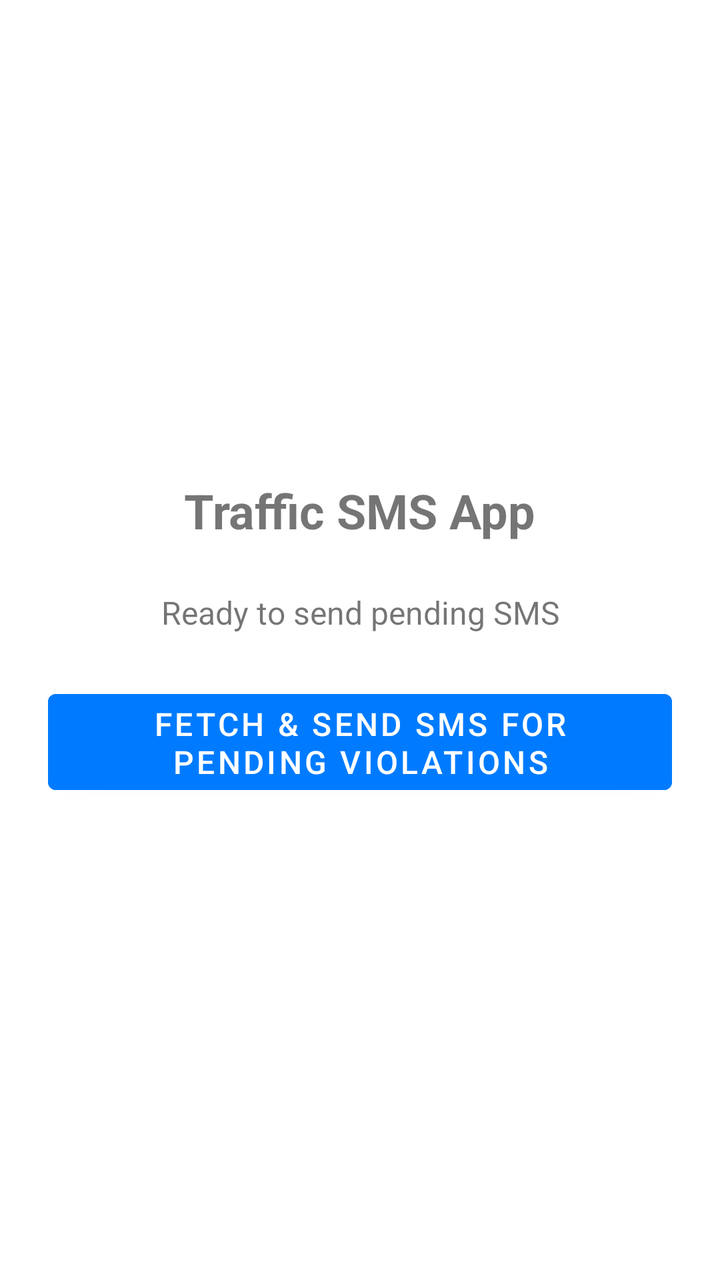
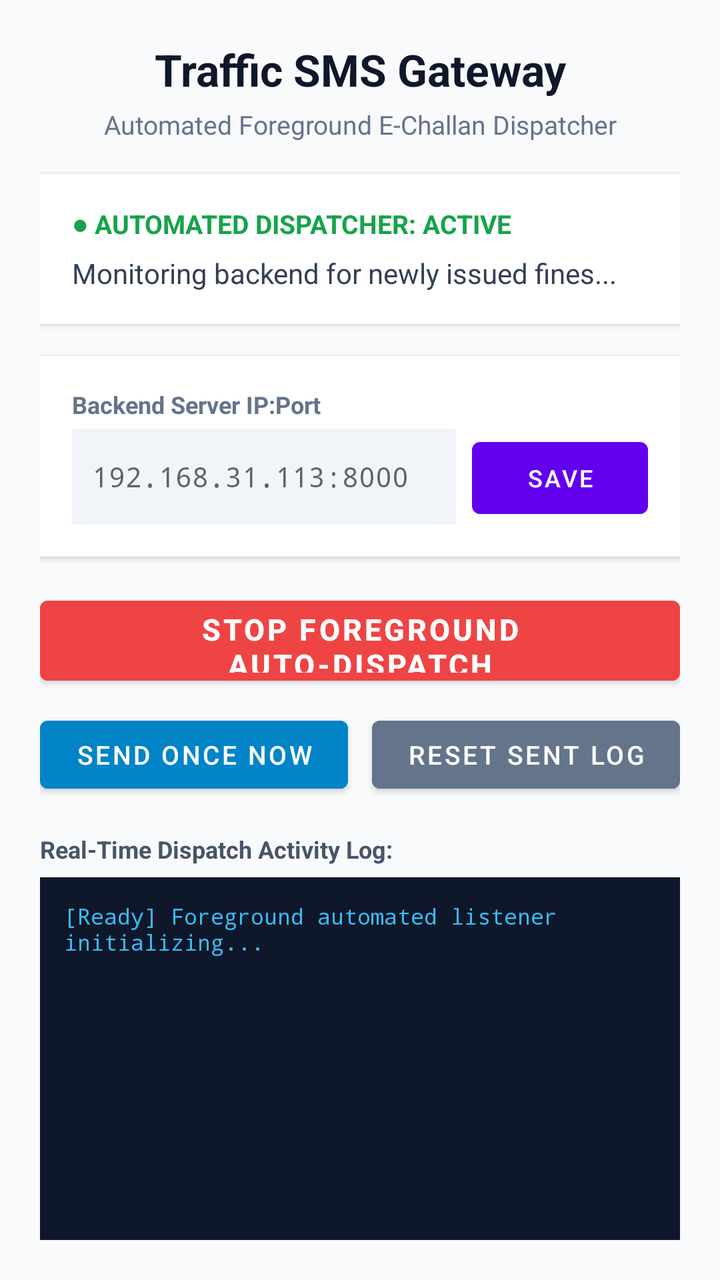

The first picture is an Android layout as it rendered before a commit; the second is the same layout after the commit. The layout source and the unified diff follow.
<!-- AndroidManifest.xml: application theme Theme.MyApplication -->
<!-- res/layout/activity_main.xml -->
<?xml version="1.0" encoding="utf-8"?>
<LinearLayout xmlns:android="http://schemas.android.com/apk/res/android"
    android:layout_width="match_parent"
    android:layout_height="match_parent"
    android:orientation="vertical"
    android:padding="24dp"
    android:gravity="center">

    <TextView
        android:id="@+id/titleText"
        android:layout_width="wrap_content"
        android:layout_height="wrap_content"
        android:text="Traffic SMS App"
        android:textSize="24sp"
        android:textStyle="bold"
        android:layout_marginBottom="24dp" />

    <TextView
        android:id="@+id/statusText"
        android:layout_width="wrap_content"
        android:layout_height="wrap_content"
        android:text="Ready to send pending SMS"
        android:textSize="16sp"
        android:layout_marginBottom="24dp"
        android:gravity="center" />

    <Button
        android:id="@+id/btnSendSms"
        android:layout_width="match_parent"
        android:layout_height="60dp"
        android:text="Fetch &amp; Send SMS for Pending Violations"
        android:textSize="16sp"
        android:backgroundTint="#007BFF"
        android:textColor="#FFFFFF" />

</LinearLayout>
<!-- resources referenced by this layout -->
<resources>
  <style name="Theme.MyApplication" parent="Theme.MaterialComponents.DayNight.DarkActionBar">
          
          <item name="colorPrimary">@color/purple_500</item>
          <item name="colorPrimaryVariant">@color/purple_700</item>
          <item name="colorOnPrimary">@color/white</item>
          
          <item name="colorSecondary">@color/teal_200</item>
          <item name="colorSecondaryVariant">@color/teal_700</item>
          <item name="colorOnSecondary">@color/black</item>
          
          <item name="android:statusBarColor">?attr/colorPrimaryVariant</item>
          
      </style>
  <color name="purple_500">#FF6200EE</color>
  <color name="purple_700">#FF3700B3</color>
  <color name="white">#FFFFFFFF</color>
  <color name="teal_200">#FF03DAC5</color>
  <color name="teal_700">#FF018786</color>
  <color name="black">#FF000000</color>
</resources>

<!-- the commit's change to res/layout/activity_main.xml (unified diff, before → after) -->
@@ -3,34 +3,175 @@
     android:layout_width="match_parent"
     android:layout_height="match_parent"
     android:orientation="vertical"
-    android:padding="24dp"
-    android:gravity="center">
+    android:padding="20dp"
+    android:background="#F8FAFC">
+
+    
+    <TextView
+        android:id="@+id/titleText"
+        android:layout_width="match_parent"
+        android:layout_height="wrap_content"
+        android:text="Traffic SMS Gateway"
+        android:textColor="#0F172A"
+        android:textSize="22sp"
+        android:textStyle="bold"
+        android:gravity="center"
+        android:layout_marginBottom="4dp" />
 
     <TextView
-        android:id="@+id/titleText"
-        android:layout_width="wrap_content"
+        android:id="@+id/subtitleText"
+        android:layout_width="match_parent"
         android:layout_height="wrap_content"
-        android:text="Traffic SMS App"
-        android:textSize="24sp"
+        android:text="Automated Foreground E-Challan Dispatcher"
+        android:textColor="#64748B"
+        android:textSize="13sp"
+        android:gravity="center"
+        android:layout_marginBottom="16dp" />
+
+    
+    <LinearLayout
+        android:id="@+id/statusCard"
+        android:layout_width="match_parent"
+        android:layout_height="wrap_content"
+        android:orientation="vertical"
+        android:background="#FFFFFF"
+        android:padding="16dp"
+        android:elevation="2dp"
+        android:layout_marginBottom="16dp">
+
+        <TextView
+            android:id="@+id/serviceStatusText"
+            android:layout_width="wrap_content"
+            android:layout_height="wrap_content"
+            android:text="● AUTOMATED DISPATCHER: ACTIVE"
+            android:textColor="#16A34A"
+            android:textStyle="bold"
+            android:textSize="13sp"
+            android:layout_marginBottom="6dp" />
+
+        <TextView
+            android:id="@+id/statusText"
+            android:layout_width="match_parent"
+            android:layout_height="wrap_content"
+            android:text="Monitoring backend for newly issued fines..."
+            android:textColor="#334155"
+            android:textSize="14sp" />
+    </LinearLayout>
+
+    
+    <LinearLayout
+        android:layout_width="match_parent"
+        android:layout_height="wrap_content"
+        android:orientation="vertical"
+        android:background="#FFFFFF"
+        android:padding="16dp"
+        android:elevation="2dp"
+        android:layout_marginBottom="16dp">
+
+        <TextView
+            android:layout_width="wrap_content"
+            android:layout_height="wrap_content"
+            android:text="Backend Server IP:Port"
+            android:textColor="#64748B"
+            android:textSize="12sp"
+            android:textStyle="bold"
+            android:layout_marginBottom="4dp" />
+
+        <LinearLayout
+            android:layout_width="match_parent"
+            android:layout_height="wrap_content"
+            android:orientation="horizontal">
+
+            <EditText
+                android:id="@+id/editServerHost"
+                android:layout_width="0dp"
+                android:layout_height="48dp"
+                android:layout_weight="1"
+                android:hint="192.168.31.113:8000"
+                android:inputType="textUri"
+                android:textSize="14sp"
+                android:fontFamily="monospace"
+                android:padding="10dp"
+                android:background="#F1F5F9"
+                android:textColor="#0F172A" />
+
+            <Button
+                android:id="@+id/btnSaveHost"
+                android:layout_width="wrap_content"
+                android:layout_height="48dp"
+                android:text="Save"
+                android:textSize="12sp"
+                android:layout_marginStart="8dp" />
+        </LinearLayout>
+    </LinearLayout>
+
+    
+    <Button
+        android:id="@+id/btnToggleService"
+        android:layout_width="match_parent"
+        android:layout_height="52dp"
+        android:text="Stop Foreground Auto-Dispatch"
+        android:textSize="15sp"
         android:textStyle="bold"
-        android:layout_marginBottom="24dp" />
+        android:backgroundTint="#EF4444"
+        android:textColor="#FFFFFF"
+        android:layout_marginBottom="8dp" />
 
+    <LinearLayout
+        android:layout_width="match_parent"
+        android:layout_height="wrap_content"
+        android:orientation="horizontal"
+        android:layout_marginBottom="16dp">
+
+        <Button
+            android:id="@+id/btnSendSms"
+            android:layout_width="0dp"
+            android:layout_height="46dp"
+            android:layout_weight="1"
+            android:text="Send Once Now"
+            android:textSize="13sp"
+            android:backgroundTint="#0284C7"
+            android:textColor="#FFFFFF"
+            android:layout_marginEnd="6dp" />
+
+        <Button
+            android:id="@+id/btnClearCache"
+            android:layout_width="0dp"
+            android:layout_height="46dp"
+            android:layout_weight="1"
+            android:text="Reset Sent Log"
+            android:textSize="13sp"
+            android:backgroundTint="#64748B"
+            android:textColor="#FFFFFF"
+            android:layout_marginStart="6dp" />
+    </LinearLayout>
+
+    
     <TextView
-        android:id="@+id/statusText"
-        android:layout_width="wrap_content"
+        android:layout_width="match_parent"
         android:layout_height="wrap_content"
-        android:text="Ready to send pending SMS"
-        android:textSize="16sp"
-        android:layout_marginBottom="24dp"
-        android:gravity="center" />
+        android:text="Real-Time Dispatch Activity Log:"
+        android:textColor="#475569"
+        android:textSize="12sp"
+        android:textStyle="bold"
+        android:layout_marginBottom="6dp" />
 
-    <Button
-        android:id="@+id/btnSendSms"
+    <ScrollView
+        android:id="@+id/logScrollView"
         android:layout_width="match_parent"
-        android:layout_height="60dp"
-        android:text="Fetch &amp; Send SMS for Pending Violations"
-        android:textSize="16sp"
-        android:backgroundTint="#007BFF"
-        android:textColor="#FFFFFF" />
+        android:layout_height="0dp"
+        android:layout_weight="1"
+        android:background="#0F172A"
+        android:padding="12dp">
+
+        <TextView
+            android:id="@+id/logTextView"
+            android:layout_width="match_parent"
+            android:layout_height="wrap_content"
+            android:textColor="#38BDF8"
+            android:fontFamily="monospace"
+            android:textSize="11sp"
+            android:text="[Ready] Foreground automated listener initializing..." />
+    </ScrollView>
 
 </LinearLayout>
